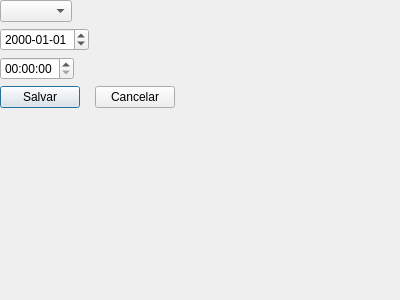
First picture: the form in ui/aula.ui, repository fabio-guilherme/centroexplicacoes, before the edit.
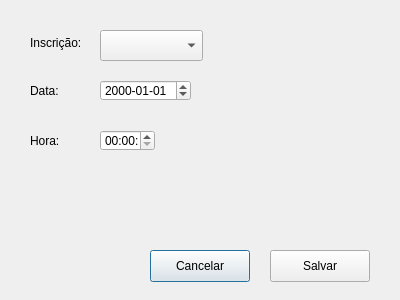
Second picture: the form after the edit.

Commit message: Aulas + acerto em inscrições

The edit to the form file:
```diff
--- a/ui/aula.ui
+++ b/ui/aula.ui
@@ -13,36 +13,103 @@
         <property name="windowTitle">
             <string>Aula</string>
         </property>
-        <widget class="QWidget" name="formLayoutWidget">
-            <layout class="QFormLayout" name="formLayout">
-                <item row="0" column="0">
-                    <widget class="QComboBox" name="comboInscricao"/>
-                </item>
-                <item row="1" column="0">
+  <widget class="QPushButton" name="btnCancelar">
+   <property name="geometry">
+    <rect>
+     <x>150</x>
+     <y>250</y>
+     <width>100</width>
+     <height>32</height>
+    </rect>
+   </property>
+   <property name="text">
+    <string>Cancelar</string>
+   </property>
+  </widget>
+  <widget class="QTimeEdit" name="timeEdit">
+   <property name="geometry">
+    <rect>
+     <x>100</x>
+     <y>130</y>
+     <width>55</width>
+     <height>21</height>
+    </rect>
+   </property>
+  </widget>
+  <widget class="QLabel" name="labelData">
+   <property name="geometry">
+    <rect>
+     <x>30</x>
+     <y>80</y>
+     <width>32</width>
+     <height>21</height>
+    </rect>
+   </property>
+   <property name="text">
+    <string>Data:</string>
+   </property>
+  </widget>
+  <widget class="QLabel" name="labelHora">
+   <property name="geometry">
+    <rect>
+     <x>30</x>
+     <y>130</y>
+     <width>33</width>
+     <height>21</height>
+    </rect>
+   </property>
+   <property name="text">
+    <string>Hora:</string>
+   </property>
+  </widget>
+  <widget class="QLabel" name="labelInscricao">
+   <property name="geometry">
+    <rect>
+     <x>30</x>
+     <y>30</y>
+     <width>58</width>
+     <height>26</height>
+    </rect>
+   </property>
+   <property name="text">
+    <string>Inscrição:</string>
+   </property>
+  </widget>
+  <widget class="QPushButton" name="btnSalvar">
+   <property name="geometry">
+    <rect>
+     <x>270</x>
+     <y>250</y>
+     <width>100</width>
+     <height>32</height>
+    </rect>
+   </property>
+   <property name="text">
+    <string>Salvar</string>
+   </property>
+  </widget>
+  <widget class="QComboBox" name="comboInscricao">
+   <property name="geometry">
+    <rect>
+     <x>100</x>
+     <y>30</y>
+     <width>103</width>
+     <height>31</height>
+    </rect>
+   </property>
+  </widget>
                     <widget class="QDateEdit" name="dateEdit">
+   <property name="geometry">
+    <rect>
+     <x>100</x>
+     <y>80</y>
+     <width>91</width>
+     <height>21</height>
+    </rect>
+   </property>
                         <property name="displayFormat">
                             <string>yyyy-MM-dd</string>
                         </property>
-                    </widget>
-                </item>
-                <item row="2" column="0">
-                    <widget class="QTimeEdit" name="timeEdit"/>
-                </item>
-                <item row="3" column="0">
-                    <widget class="QPushButton" name="btnSalvar">
-                        <property name="text">
-                            <string>Salvar</string>
-                        </property>
-                    </widget>
-                </item>
-                <item row="3" column="1">
-                    <widget class="QPushButton" name="btnCancelar">
-                        <property name="text">
-                            <string>Cancelar</string>
-                        </property>
-                    </widget>
-                </item>
-            </layout>
         </widget>
     </widget>
     <resources/>
```
Lines whose indentation alone changed are shown as unchanged. The commit also changes 3 other files.
